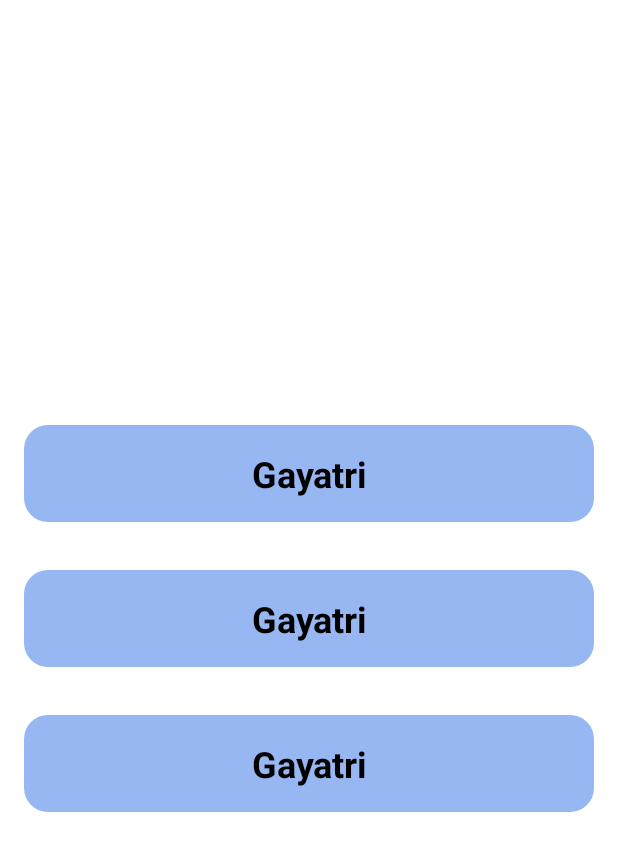
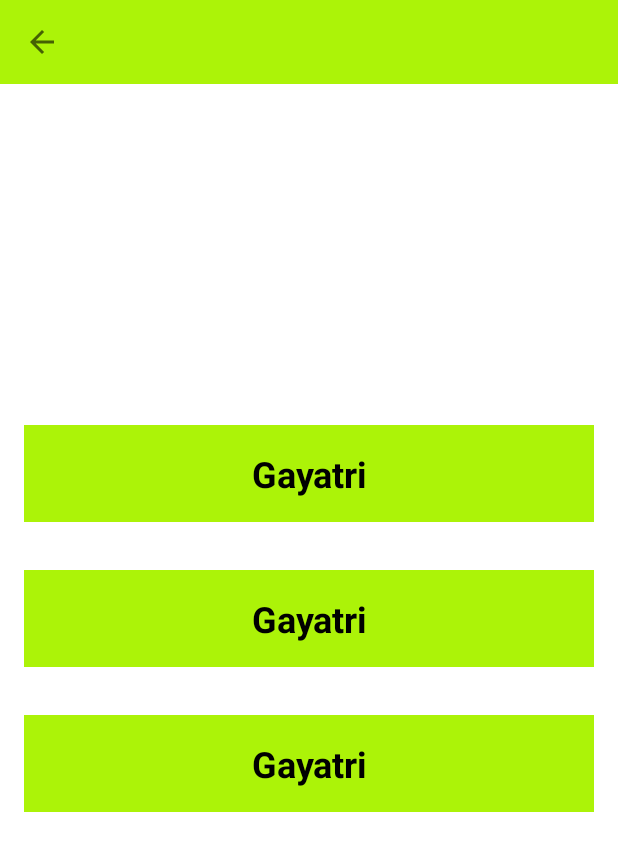
Before and after one commit to gayatriii0803/NotesApp, an Android app: the layout activity_main.xml on its own in the app's theme, with its tools: preview values and no code run, on a phone screen of 412 x 824 dp. Shown: the top 851 px of the screen. Run offline under Robolectric (Android 15) with nearby library versions, the phone set to English and light mode, and no system bars.

Commit message:
Added backpressed button in all activities

```diff
--- a/app/src/main/res/layout/activity_main.xml
+++ b/app/src/main/res/layout/activity_main.xml
@@ -6,6 +6,16 @@
     android:layout_height="match_parent"
     tools:context=".MainActivity"
    >
+    <androidx.appcompat.widget.Toolbar
+        android:id="@+id/toolbar"
+        android:layout_width="match_parent"
+        android:layout_height="?attr/actionBarSize"
+        android:background="#acf308"
+        app:titleTextColor="@android:color/black"
+        app:navigationIcon="?android:attr/homeAsUpIndicator"
+        app:layout_constraintTop_toTopOf="parent"
+        app:contentInsetStartWithNavigation="0dp"
+        app:layout_scrollFlags="scroll|enterAlways" />
 
     <androidx.recyclerview.widget.RecyclerView
         android:id="@+id/recyclerView"
--- a/app/src/main/res/layout/item_layout.xml
+++ b/app/src/main/res/layout/item_layout.xml
@@ -9,7 +9,7 @@
         android:layout_height="wrap_content"
         android:padding="16dp"
         android:text="Gayatri"
-        android:background="@drawable/background"
+        android:background="#acf308"
         android:textStyle="bold"
         android:layout_margin="16dp"
         android:textAlignment="center"
--- a/app/src/main/res/layout/item_semester.xml
+++ b/app/src/main/res/layout/item_semester.xml
@@ -4,7 +4,6 @@
     android:layout_width="match_parent"
     android:layout_height="wrap_content"
     android:orientation="vertical">
-
     <TextView
         android:id="@+id/semesterTextView"
         android:layout_width="match_parent"
@@ -13,7 +12,7 @@
         android:layout_margin="16dp"
         android:text="Sem 1"
         android:textStyle="bold"
-        android:background="@drawable/background"
+        android:background="#acf308"
         android:textAlignment="center"
         android:textColor="@color/black"
         android:textSize="24sp" />
--- a/app/src/main/res/layout/item_subjects.xml
+++ b/app/src/main/res/layout/item_subjects.xml
@@ -11,7 +11,7 @@
         android:layout_height="wrap_content"
         android:textStyle="bold"
         android:textColor="@color/black"
-        android:background="@drawable/background"
+        android:background="#acf308"
         android:text="subjects"
         android:textAlignment="center"
         android:layout_margin="16dp"
```
Also changed, not shown: app/src/main/AndroidManifest.xml (+10 -3 lines), app/src/main/java/com/example/myapplication/MainActivity.kt (+20 -0 lines), app/src/main/java/com/example/myapplication/SemesterActivity.kt (+9 -0 lines), app/src/main/java/com/example/myapplication/SubjectsActivity.kt (+9 -0 lines), app/src/main/res/layout/activity_semester.xml (+11 -0 lines), app/src/main/res/layout/activity_subjects.xml (+10 -0 lines).
